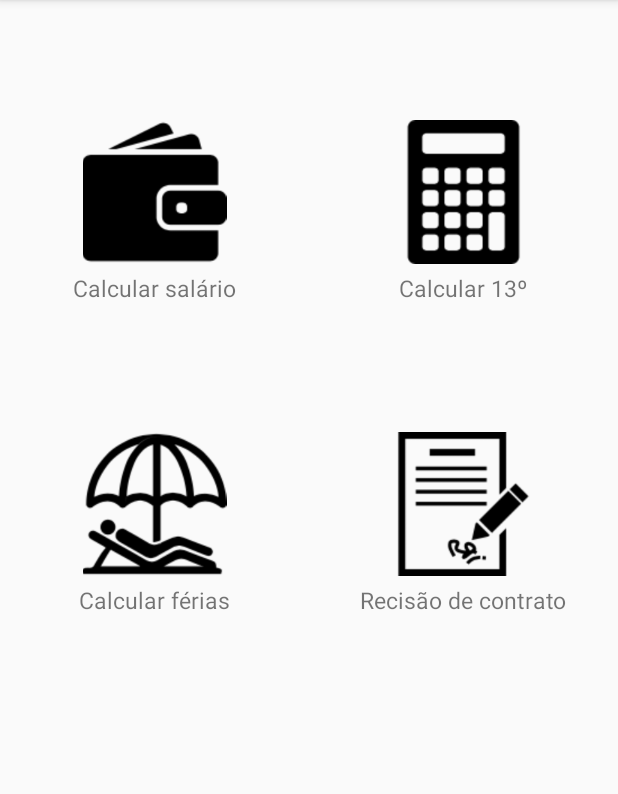
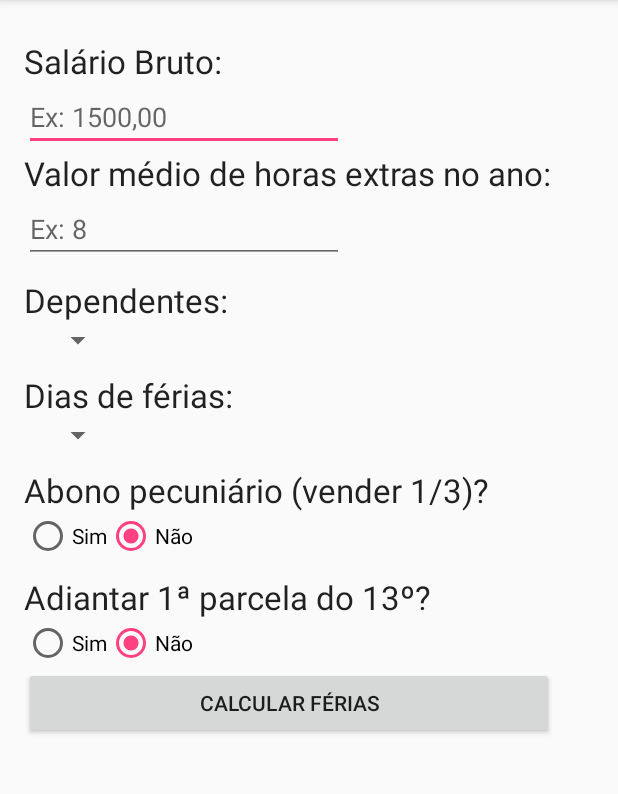
Before and after one commit to houspiller/EmpregadaFacil, an Android app: the screen it shows after launch (MainActivity before the commit, CalcularFeriasActivity after it), on a phone screen of 412 x 824 dp, the part 84-878 px from its top. Run offline under Robolectric (Android 15) with nearby library versions, the phone set to English and light mode, and no system bars.

Commit message:
- Preparação do layout para o cálculo de férias
Merge branch 'integracao' into pre-integracao

# Conflicts:
#	app/src/main/java/br/com/ieb/posgraduacao/empregadafacil/MainActivity.java
#	app/src/main/java/br/com/ieb/posgraduacao/empregadafacil/Utils/calculosSalario.java
#	app/src/main/java/br/com/iesb/posgraduacao/activity/CalculaSalarioActivity.java
#	app/src/main/res/values/strings.xml

```diff
--- a/app/src/main/java/br/com/iesb/posgraduacao/activity/CalcularFeriasActivity.java
+++ b/app/src/main/java/br/com/iesb/posgraduacao/activity/CalcularFeriasActivity.java
@@ -1,30 +1,60 @@
 package br.com.iesb.posgraduacao.activity;
 
 import android.os.Bundle;
-import android.support.design.widget.FloatingActionButton;
-import android.support.design.widget.Snackbar;
 import android.support.v7.app.AppCompatActivity;
-import android.support.v7.widget.Toolbar;
-import android.view.View;
+import android.widget.ArrayAdapter;
+import android.widget.Spinner;
 import br.com.ieb.posgraduacao.activity.R;
 
+import java.util.ArrayList;
+import java.util.List;
+
 public class CalcularFeriasActivity extends AppCompatActivity {
+
+    private Spinner spinnerDependentes;
+    private Spinner spinnerFerias;
 
     @Override
     protected void onCreate(Bundle savedInstanceState) {
         super.onCreate(savedInstanceState);
         setContentView(R.layout.activity_calcular_ferias);
-        Toolbar toolbar = (Toolbar) findViewById(R.id.toolbar);
-        setSupportActionBar(toolbar);
+        carregarSpinners();
+    }
 
-        FloatingActionButton fab = (FloatingActionButton) findViewById(R.id.fab);
-        fab.setOnClickListener(new View.OnClickListener() {
-            @Override
-            public void onClick(View view) {
-                Snackbar.make(view, "Replace with your own action", Snackbar.LENGTH_LONG)
-                        .setAction("Action", null).show();
-            }
-        });
+    private void carregarSpinners() {
+        carregarSpinnerDependentes();
+        carregarSpinnerFerias();
+    }
+
+    private void carregarSpinnerFerias() {
+        spinnerFerias = (Spinner) findViewById(R.id.spinner_dias_ferias);
+        ArrayList<String> listDiasFerias = new ArrayList<String>();
+        for (int i = 10; i <= 30; i++) {
+            listDiasFerias.add(String.valueOf(i));
+        }
+
+        ArrayAdapter<String> adapterDependente = new ArrayAdapter<String>(this, android.R.layout.simple_spinner_item, listDiasFerias);
+        this.spinnerFerias.setAdapter(adapterDependente);
+    }
+
+    private void carregarSpinnerDependentes() {
+        spinnerDependentes = (Spinner) findViewById(R.id.spinner_dependentes);
+        List<String> listDependente = new ArrayList<String>() {{
+            add("00");
+            add("01");
+            add("02");
+            add("03");
+            add("04");
+            add("05");
+            add("06");
+            add("07");
+            add("08");
+            add("09");
+            add("10");
+        }};
+
+        ArrayAdapter<String> adapterDependente = new ArrayAdapter<String>(this, android.R.layout.simple_spinner_item, listDependente);
+        this.spinnerDependentes.setAdapter(adapterDependente);
     }
 
 }
--- a/app/src/main/res/layout/activity_calcular_ferias.xml
+++ b/app/src/main/res/layout/activity_calcular_ferias.xml
@@ -1,35 +1,134 @@
 <?xml version="1.0" encoding="utf-8"?>
-<android.support.design.widget.CoordinatorLayout
-        xmlns:android="http://schemas.android.com/apk/res/android"
-        xmlns:app="http://schemas.android.com/apk/res-auto"
-        xmlns:tools="http://schemas.android.com/tools"
-        android:layout_width="match_parent"
-        android:layout_height="match_parent"
-        android:fitsSystemWindows="true"
-        tools:context="br.com.iesb.posgraduacao.activity.CalcularFeriasActivity">
+<LinearLayout xmlns:android="http://schemas.android.com/apk/res/android"
+              xmlns:tools="http://schemas.android.com/tools" android:layout_width="match_parent"
+              android:layout_height="match_parent" android:paddingLeft="@dimen/activity_horizontal_margin"
+              android:paddingRight="@dimen/activity_horizontal_margin"
+              android:paddingTop="@dimen/activity_vertical_margin"
+              android:paddingBottom="@dimen/activity_vertical_margin"
+              android:orientation="vertical"
+              tools:context="br.com.iesb.posgraduacao.activity.CalcularFeriasActivity">
 
-    <android.support.design.widget.AppBarLayout
-            android:layout_height="wrap_content"
-            android:layout_width="match_parent"
-            android:theme="@style/AppTheme.AppBarOverlay">
-
-        <android.support.v7.widget.Toolbar
-                android:id="@+id/toolbar"
-                android:layout_width="match_parent"
-                android:layout_height="?attr/actionBarSize"
-                android:background="?attr/colorPrimary"
-                app:popupTheme="@style/AppTheme.PopupOverlay"/>
-
-    </android.support.design.widget.AppBarLayout>
-
-    <include layout="@layout/content_calcular_ferias"/>
-
-    <android.support.design.widget.FloatingActionButton
-            android:id="@+id/fab"
+    <!--Salário Bruto-->
+    <TextView
             android:layout_width="wrap_content"
             android:layout_height="wrap_content"
-            android:layout_gravity="bottom|end"
-            android:layout_margin="@dimen/fab_margin"
-            android:src="@android:drawable/ic_dialog_email"/>
+            android:textAppearance="?android:attr/textAppearanceLarge"
+            android:text="@string/salario_bruto"
+            android:id="@+id/tv_salario_bruto"
+            android:layout_column="0"
+            android:layout_marginTop="10dp"/>
 
-</android.support.design.widget.CoordinatorLayout>
+    <EditText
+            android:layout_width="wrap_content"
+            android:layout_height="wrap_content"
+            android:inputType="numberDecimal"
+            android:ems="10"
+            android:id="@+id/et_salario_bruto"
+            android:hint="Ex: 1500,00"/>
+
+    <!--Horas extras-->
+    <TextView
+            android:layout_width="wrap_content"
+            android:layout_height="wrap_content"
+            android:textAppearance="?android:attr/textAppearanceLarge"
+            android:text="@string/vl_medio_horas_extras"
+            android:id="@+id/tv_horas_extras"/>
+
+    <EditText
+            android:layout_width="wrap_content"
+            android:layout_height="wrap_content"
+            android:inputType="number"
+            android:ems="10"
+            android:id="@+id/et_horas_extras"
+            android:hint="Ex: 8"/>
+
+    <!--Cálculo dependentes-->
+    <TextView
+            android:layout_width="wrap_content"
+            android:layout_height="wrap_content"
+            android:textAppearance="?android:attr/textAppearanceLarge"
+            android:text="@string/dependentes"
+            android:id="@+id/tv_quantidade_dependente"
+            android:layout_marginTop="10dp"/>
+
+    <Spinner
+            android:layout_width="60dp"
+            android:layout_height="wrap_content"
+            android:id="@+id/spinner_dependentes"
+            android:layout_gravity="left"/>
+
+    <!-- Dias de férias -->
+    <TextView
+            android:layout_width="wrap_content"
+            android:layout_height="wrap_content"
+            android:textAppearance="?android:attr/textAppearanceLarge"
+            android:text="@string/dias_de_ferias"
+            android:id="@+id/tv_quantidade_dias_ferias"
+            android:layout_marginTop="10dp"/>
+
+    <Spinner
+            android:layout_width="60dp"
+            android:layout_height="wrap_content"
+            android:id="@+id/spinner_dias_ferias"
+            android:layout_gravity="left"/>
+
+    <!-- Abono pecuniário -->
+    <TextView
+            android:layout_width="wrap_content"
+            android:layout_height="wrap_content"
+            android:textAppearance="?android:attr/textAppearanceLarge"
+            android:text="@string/abono_pecuniario"
+            android:id="@+id/tv_abono_pecuniario"
+            android:layout_marginTop="10dp"/>
+
+    <RadioGroup xmlns:android="http://schemas.android.com/apk/res/android"
+                android:layout_width="fill_parent"
+                android:layout_height="wrap_content"
+                android:orientation="horizontal">
+
+        <RadioButton android:id="@+id/rb_abono_pecuniario_sim"
+                     android:layout_width="wrap_content"
+                     android:layout_height="wrap_content"
+                     android:text="@string/sim"/>
+
+        <RadioButton android:id="@+id/rb_abono_pecuniario_nao"
+                     android:layout_width="wrap_content"
+                     android:layout_height="wrap_content"
+                     android:text="@string/nao"
+                     android:checked="true"/>
+    </RadioGroup>
+
+    <!--Adiantamento 13º-->
+    <TextView
+            android:layout_width="wrap_content"
+            android:layout_height="wrap_content"
+            android:textAppearance="?android:attr/textAppearanceLarge"
+            android:text="@string/adiantamento_13"
+            android:id="@+id/tv_adiantamento_13"
+            android:layout_marginTop="10dp"/>
+
+    <RadioGroup xmlns:android="http://schemas.android.com/apk/res/android"
+                android:layout_width="fill_parent"
+                android:layout_height="wrap_content"
+                android:orientation="horizontal">
+
+        <RadioButton android:id="@+id/rb_adiantamento_13_sim"
+                     android:layout_width="wrap_content"
+                     android:layout_height="wrap_content"
+                     android:text="@string/sim"/>
+
+        <RadioButton android:id="@+id/rb_adiantamento_13_nao"
+                     android:layout_width="wrap_content"
+                     android:layout_height="wrap_content"
+                     android:text="@string/nao"
+                     android:checked="true"/>
+    </RadioGroup>
+
+    <!--Botão Calcular -->
+    <Button
+            android:layout_width="353dp"
+            android:layout_height="wrap_content"
+            android:text="@string/calcular_ferias"
+            android:id="@+id/bt_calcula_ferias"
+            android:onClick="calculaFeriasClick"/>
+</LinearLayout>
--- a/app/src/main/res/values/strings.xml
+++ b/app/src/main/res/values/strings.xml
@@ -8,12 +8,20 @@
     <string name="horas_extras">Horas Extras:</string>
     <string name="vale_transporte">Vale Transporte</string>
     <string name="quant_dias_vale">Quantidade de dias:</string>
+    <string name="dias_de_ferias">Dias de férias:</string>
     <string name="valor_por_dia_vale">Valor por dia:</string>
     <string name="inss_empregador">INSS (empregador):</string>
     <string name="inss_empregado">INSS (empregado):</string>
     <string name="fgts">FGTS:</string>
     <string name="desc_vale">Desc. vale-transp:</string>
     <string name="ano_referencia">Ano de Referência:</string>
+    <string name="vl_medio_horas_extras">Valor médio de horas extras no ano:</string>
+    <string name="dependentes">Dependentes:</string>
+    <string name="abono_pecuniario">Abono pecuniário (vender 1/3)?</string>
+    <string name="sim">Sim</string>
+    <string name="nao">Não</string>
+    <string name="adiantamento_13">Adiantar 1ª parcela do 13º?</string>
+    <string name="calcular_ferias">Calcular férias</string>
 
     .
 
```
Also changed, not shown: app/src/main/AndroidManifest.xml (+14 -16 lines).
